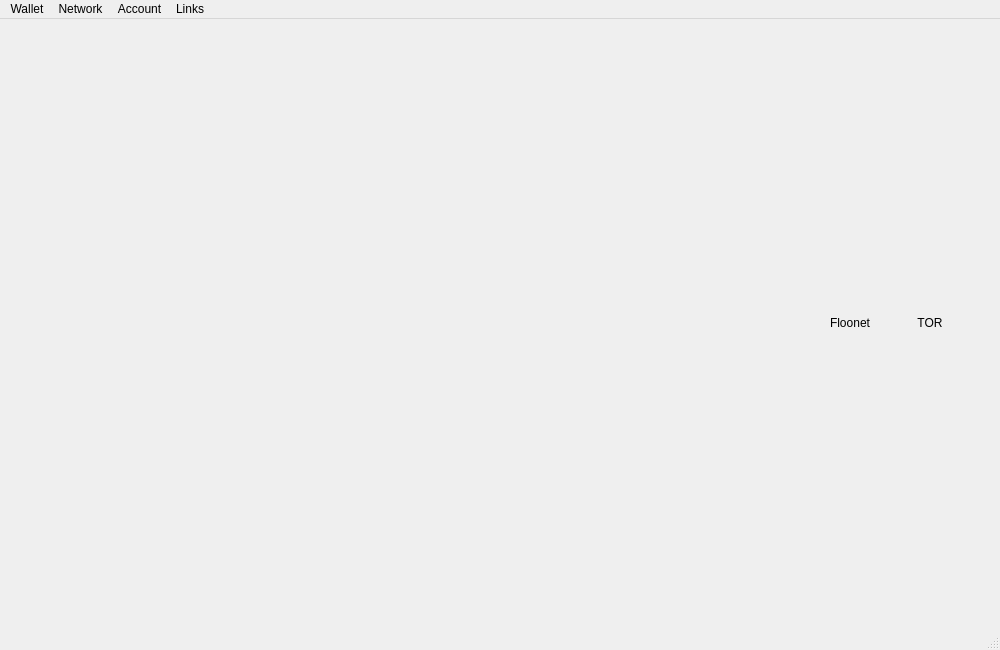
Before: the Qt Designer form core_desktop/mainwindow.ui in 0xkobe/mwc-wallet, drawn with Qt 5.
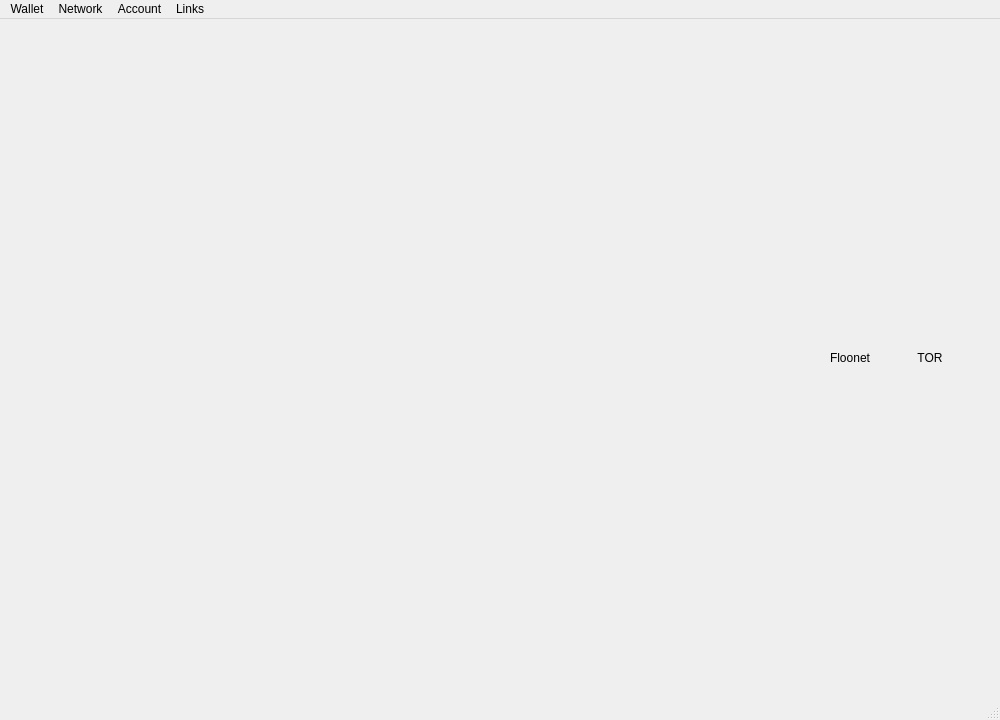
After: the same form once the commit is applied. Icons and pictures are not drawn. Custom widgets are drawn as their Qt base class.

Commit message: https://github.com/mwcproject/mwc-qt-wallet/issues/574

Patch:
```diff
--- a/core_desktop/mainwindow.ui
+++ b/core_desktop/mainwindow.ui
@@ -7,7 +7,7 @@
     <x>0</x>
     <y>0</y>
     <width>1000</width>
-    <height>650</height>
+    <height>720</height>
    </rect>
   </property>
   <property name="sizePolicy">
@@ -18,8 +18,8 @@
   </property>
   <property name="minimumSize">
    <size>
-    <width>640</width>
-    <height>480</height>
+    <width>700</width>
+    <height>530</height>
    </size>
   </property>
   <property name="windowTitle">
@@ -62,7 +62,7 @@
          <x>0</x>
          <y>0</y>
          <width>1000</width>
-         <height>601</height>
+         <height>671</height>
         </rect>
        </property>
        <layout class="QVBoxLayout" name="verticalLayout_2">
```
The commit also changes 2 other files.
